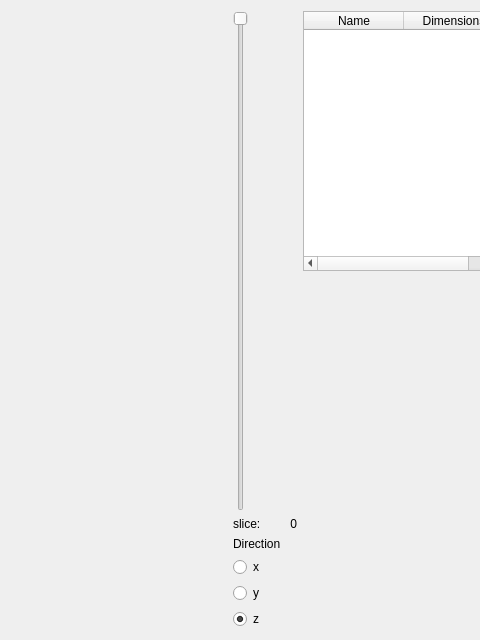
First picture: the form in modules/src/gui/widgets/volumeviewer.ui, repository phernst/ctl, before the edit; both pictures show x 521 to 1001 and y 0 to 640 of the 1091 by 640 pixel window.
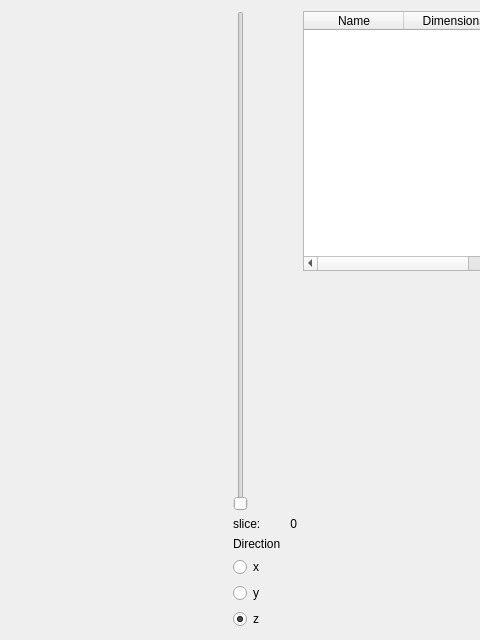
Second picture: the form after the edit. Custom widgets are drawn as their Qt base class.

Commit message: change slider direction in ProjectionViewer (view selection) and VolumeViewer (slice selection)

Patch:
```diff
--- a/modules/src/gui/widgets/volumeviewer.ui
+++ b/modules/src/gui/widgets/volumeviewer.ui
@@ -84,7 +84,7 @@
         <enum>Qt::Vertical</enum>
        </property>
        <property name="invertedAppearance">
-        <bool>true</bool>
+        <bool>false</bool>
        </property>
        <property name="invertedControls">
         <bool>false</bool>
```
The commit also changes 1 other file.
